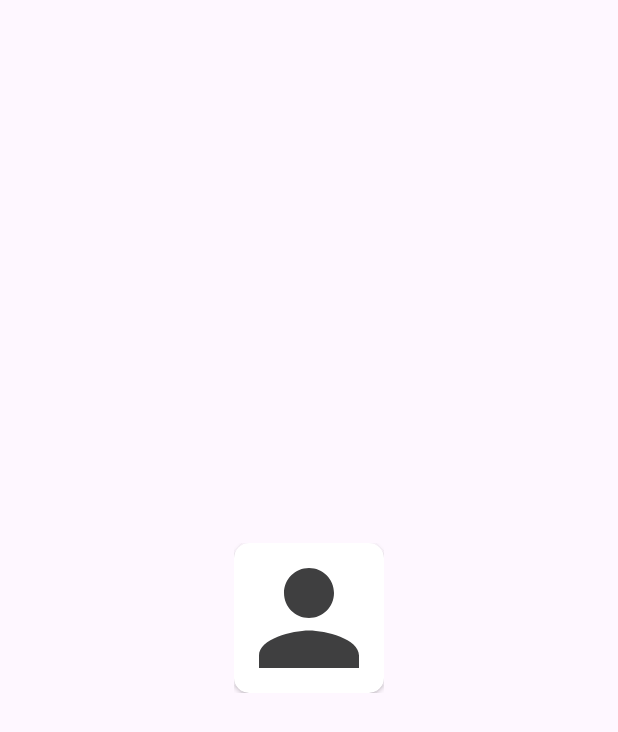
After one commit to nguyenkhanhan123/Recovery-from-A-Z, an Android app: the layout item_recovery_img_loading.xml on its own in the app's theme, with its tools: preview values and no code run, on a phone screen of 412 x 824 dp. The commit adds this screen. Shown: the top 732 px of the screen. Run offline under Robolectric (Android 15) with nearby library versions, the phone set to English and light mode, and no system bars.

Commit message:
Bản dùng cho implement pagination thường dùng cho RecycleView app:layoutManager="androidx.recyclerview.widget.LinearLayoutManager" .Ứng dụng có mượt hơn nhưng không khả quan

```diff
--- a/app/src/main/java/com/gh/mp3player/recoveryfromatoz/model/ImageModel.kt
+++ b/app/src/main/java/com/gh/mp3player/recoveryfromatoz/model/ImageModel.kt
@@ -2,4 +2,4 @@ package com.gh.mp3player.recoveryfromatoz.model
 
 import android.net.Uri
 
-class ImageModel(val name:String,val imageUri: Uri)
+class ImageModel(val name:String, val imageUri: Uri)
--- /dev/null
+++ b/app/src/main/res/layout/item_recovery_img_loading.xml
@@ -0,0 +1,40 @@
+<?xml version="1.0" encoding="utf-8"?>
+<LinearLayout xmlns:android="http://schemas.android.com/apk/res/android"
+    xmlns:app="http://schemas.android.com/apk/res-auto"
+    xmlns:tools="http://schemas.android.com/tools"
+    android:layout_width="wrap_content"
+    android:layout_height="wrap_content"
+    android:orientation="vertical"
+    android:layout_gravity="center"
+    android:gravity="center"
+    android:layout_margin="10dp"
+   >
+    <LinearLayout
+        android:id="@+id/yourLL"
+        android:layout_width="wrap_content"
+        android:layout_height="wrap_content"
+        android:orientation="vertical"
+        android:layout_gravity="center"
+        tools:ignore="UselessParent">
+
+            <androidx.cardview.widget.CardView
+                android:layout_width="100dp"
+                android:layout_height="100dp"
+                android:layout_gravity="center"
+                android:orientation="vertical"
+                app:cardBackgroundColor="#FFFFFF"
+                app:cardCornerRadius="10dp">
+                <ImageView
+                    android:id="@+id/image"
+                    android:layout_width="100dp"
+                    android:layout_height="100dp"
+                    android:src="@drawable/ic_name"
+                    android:layout_gravity="center"
+                    tools:ignore="ContentDescription" />
+            </androidx.cardview.widget.CardView>
+
+
+    </LinearLayout>
+
+
+</LinearLayout>
```
Also changed, not shown: app/src/main/java/com/gh/mp3player/recoveryfromatoz/PaginationScrollListener.kt (added, +23 -0 lines), app/src/main/java/com/gh/mp3player/recoveryfromatoz/view/act/RecoveryActivityImg.kt (+76 -7 lines), app/src/main/java/com/gh/mp3player/recoveryfromatoz/view/adapter/ImageAdapter.kt (+42 -16 lines), app/src/main/res/drawable/ic_loading.png (added).
